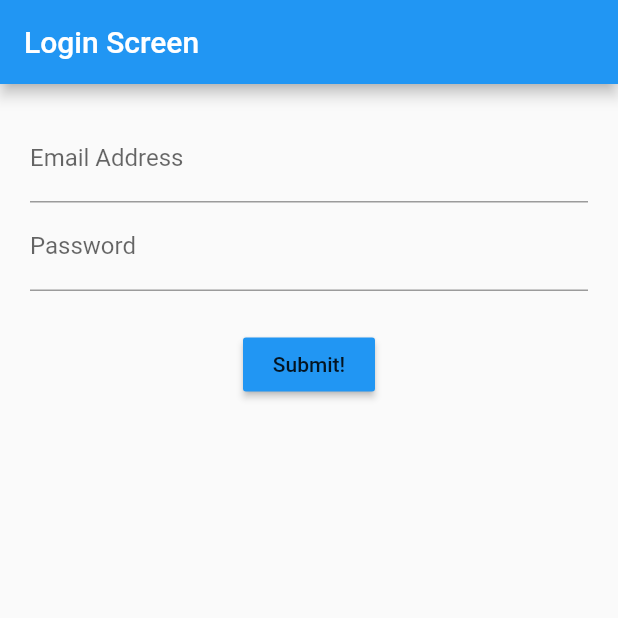
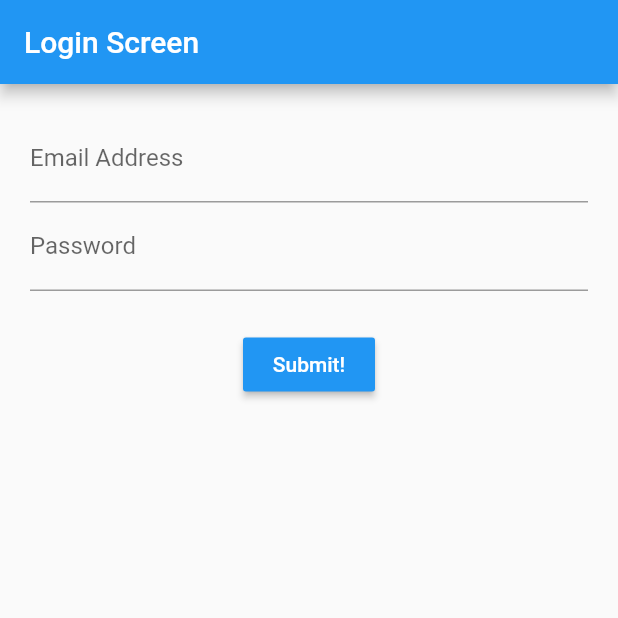
Before and after one commit to pardipbhatti8791/Flutter-Form-Validation, a Flutter app: the screen it shows after launch, on a phone screen of 412 x 824 dp, the top half of it. Run offline on Flutter 3.47's test engine with Material 2 defaults, Android fonts, the phone set to English and light mode, and no system bars.

Commit message:
change text color

```diff
--- a/lib/src/screens/login_screen.dart
+++ b/lib/src/screens/login_screen.dart
@@ -45,7 +45,7 @@ class LoginScreenState extends State<Login> {
     return RaisedButton(
       color: Colors.blue,
       onPressed: () {},
-      child: Text('Submit!'),
+      child: Text('Submit!', style: TextStyle(color: Colors.white),),
     );
   }
 }
```
